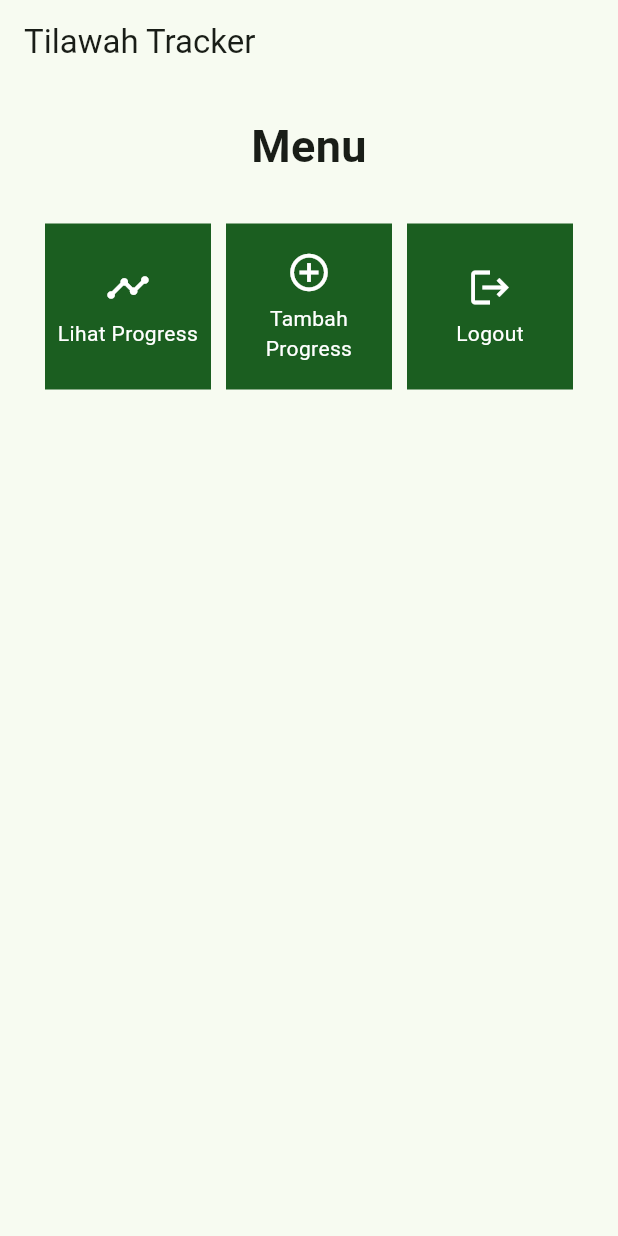
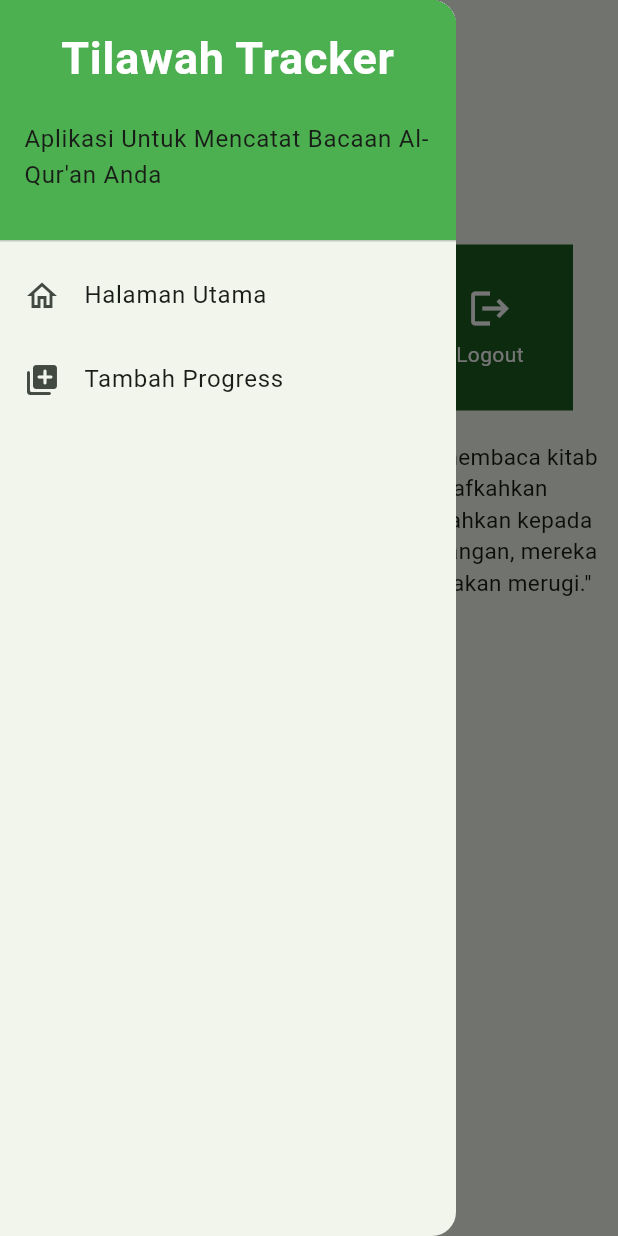
Before and after one commit to FasiIkom/study_tracker_mobile, a Flutter app: the screen it shows after launch, with the side drawer open (before the commit the screen has no drawer), on a phone screen of 412 x 824 dp. Run offline on Flutter 3.47's test engine with Material 3 defaults, Android fonts, the phone set to English and light mode, and no system bars.

Commit message:
menambahkan navigator dan form add progress

```diff
--- a/lib/main.dart
+++ b/lib/main.dart
@@ -12,7 +12,7 @@
   @override
   Widget build(BuildContext context) {
     return MaterialApp(
-      title: 'Flutter Demo',
+      title: 'Tilawah Tracker',
       theme: ThemeData(
         colorScheme: ColorScheme.fromSeed(seedColor: Colors.green[900]!),
         useMaterial3: true,
--- a/lib/menu.dart
+++ b/lib/menu.dart
@@ -1,4 +1,6 @@
 import 'package:flutter/material.dart';
+import 'package:tilawah_tracker/widgets/left_drawer.dart';
+import 'package:tilawah_tracker/widgets/trackerlist_form.dart';
 
 class MyHomePage extends StatelessWidget {
   MyHomePage({Key? key}) : super(key: key);
@@ -16,6 +18,7 @@
             'Tilawah Tracker',
         ),
       ),
+      drawer: const LeftDrawer(),
       body: SingleChildScrollView(
         // Widget wrapper yang dapat discroll
         child: Padding(
@@ -30,7 +33,7 @@
                     'Menu', // Text yang menandakan tracker
                     textAlign: TextAlign.center,
                     style: TextStyle(
-                    fontSize: 30,
+                    fontSize: 40,
                     fontWeight: FontWeight.bold,
                     ),
                 ),
@@ -48,6 +51,13 @@
                     // Iterasi untuk setiap item
                     return TrackerCard(item);
                 }).toList(),
+              ),
+              const Text(
+                '"Sesungguhnya orang-orang yang selalu membaca kitab Allah dan mendirikan shalat dan menafkahkan sebahagian dari rezeki yang Kami anugerahkan kepada mereka dengan diam-diam dan terang-terangan, mereka itu mengharapkan perniagaan yang tidak akan merugi." (QS. Fatir: 29)',
+                textAlign: TextAlign.center,
+                style: TextStyle(
+                  fontSize: 15,
+                ),
               ),
             ],
           ),
@@ -80,6 +90,14 @@
               ..hideCurrentSnackBar()
               ..showSnackBar(SnackBar(
                   content: Text("Kamu telah menekan tombol ${item.name}!")));
+                  if (item.name == "Tambah Progress") {
+                          Navigator.push(
+                          context,
+                          MaterialPageRoute(
+                              builder: (context) => const TrackerFormPage(),
+                          ),
+                      );
+                  }
           },
           child: Container(
             // Container untuk menyimpan Icon dan Text
--- /dev/null
+++ b/lib/widgets/left_drawer.dart
@@ -0,0 +1,64 @@
+import 'package:flutter/material.dart';
+import 'package:tilawah_tracker/menu.dart';
+import 'package:tilawah_tracker/widgets/trackerlist_form.dart';
+
+class LeftDrawer extends StatelessWidget {
+    const LeftDrawer({super.key});
+
+    @override
+        Widget build(BuildContext context) {
+        return Drawer(
+            child: ListView(
+                children: [
+                    const DrawerHeader(
+                        decoration: BoxDecoration(
+                                color: Colors.green,
+                            ),
+                            child: Column(
+                                children: [
+                                    Text(
+                                        'Tilawah Tracker',
+                                        textAlign: TextAlign.center,
+                                        style: TextStyle(
+                                            fontSize: 30,
+                                            fontWeight: FontWeight.bold,
+                                            color: Colors.white,
+                                        ),
+                                    ),
+                                    Padding(padding: EdgeInsets.all(10)),
+                                    Text("Aplikasi Untuk Mencatat Bacaan Al-Qur'an Anda",
+                                        // TODO: Tambahkan gaya teks dengan center alignment, font ukuran 15, warna putih, dan weight biasa
+                                    ),
+                                ],
+                            ),
+                        ),
+                    ListTile(
+                        leading: const Icon(Icons.home_outlined),
+                        title: const Text('Halaman Utama'),
+                        // Bagian redirection ke MyHomePage
+                        onTap: () {
+                        Navigator.pushReplacement(
+                            context,
+                            MaterialPageRoute(
+                                builder: (context) => MyHomePage(),
+                            ));
+                        },
+                    ),
+                    ListTile(
+                        leading: const Icon(Icons.library_add_rounded),
+                        title: const Text('Tambah Progress'),
+                        // Bagian redirection ke TrackerFormPage
+                        onTap: () {
+                            Navigator.push(
+                                context,
+                                MaterialPageRoute(
+                                    builder: (context) => TrackerFormPage(),
+                                ),
+                            );
+                        },
+                    ),
+                ],
+            ),
+        );
+    }
+}
```
Also changed, not shown: form_sample/analysis_options.yaml (added, +28 -0 lines), form_sample/lib/main.dart (added, +66 -0 lines), form_sample/pubspec.yaml (added, +90 -0 lines), lib/widgets/trackerlist_form.dart (added, +172 -0 lines), form_sample/pubspec.lock (added), 123 other files.
